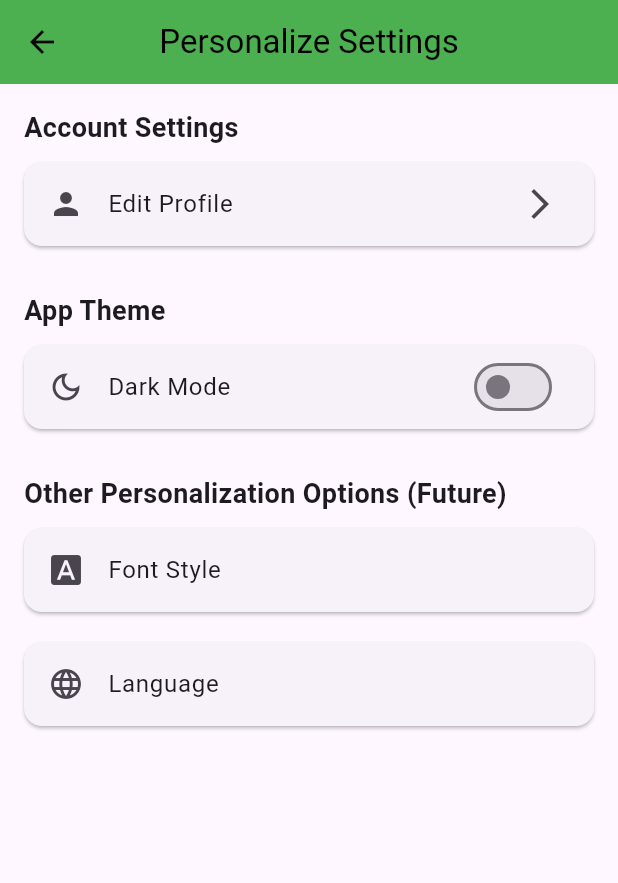
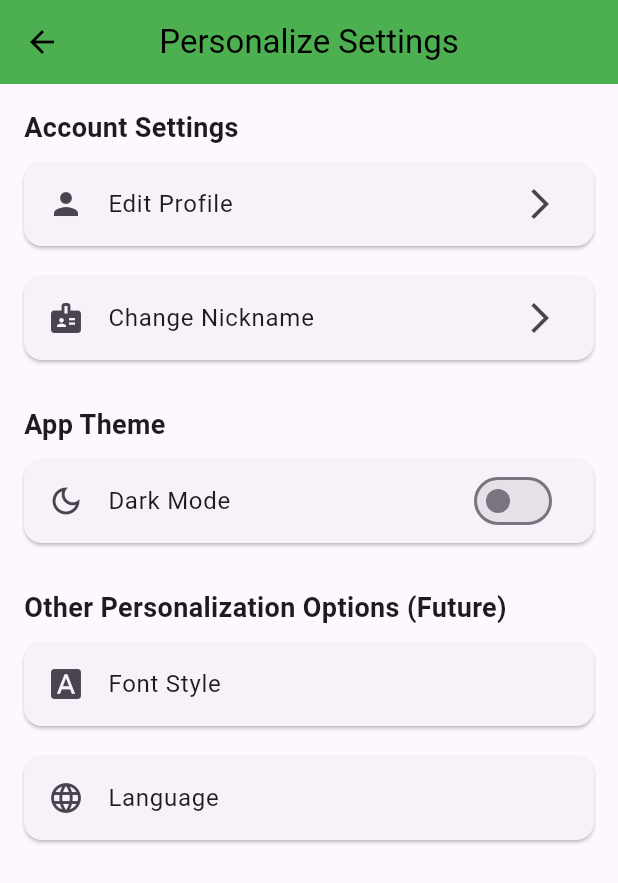
Before and after one commit to Kentdeniselim/CUPAPI-MUNYEYO-, a Flutter app: the screen it shows after launch, in the side drawer, after a tap on "Settings", on a phone screen of 412 x 824 dp. Shown: the top 883 px of the screen. Run offline on Flutter 3.47's test engine with Material 3 defaults, Android fonts, the phone set to English and light mode, and no system bars; our stand-ins replace country_picker, google_fonts, image_picker; network calls fail.

Commit message:
menambahkan fitur change nickname

```diff
--- /dev/null
+++ b/lib/josh/Provider/user_provider.dart
@@ -0,0 +1,12 @@
+import 'package:flutter/material.dart';
+
+class UserProvider with ChangeNotifier {
+  String _nickname = 'Cupapi Munyenyo';
+
+  String get nickname => _nickname;
+
+  void changeNickname(String newNickname) {
+    _nickname = newNickname;
+    notifyListeners();
+  }
+}
--- a/lib/josh/screen/Isi Drawer/personalize_settings.dart
+++ b/lib/josh/screen/Isi Drawer/personalize_settings.dart
@@ -1,4 +1,5 @@
 import 'package:flutter/material.dart';
+import 'package:praktek2/josh/screen/Isi%20Drawer/edit_nickname_page.dart';
 import 'package:praktek2/josh/screen/Isi%20Drawer/edit_profile_page.dart';
 import 'package:provider/provider.dart';
 import 'package:praktek2/josh/Provider/Theme.dart';
@@ -39,6 +40,21 @@ class PersonalizeSettings extends StatelessWidget {
                         context,
                         MaterialPageRoute(
                             builder: (context) => const EditProfilePage()),
+                      );
+                    },
+                  ),
+                ),
+                Card(
+                  margin: const EdgeInsets.symmetric(vertical: 10),
+                  child: ListTile(
+                    leading: const Icon(Icons.badge),
+                    title: const Text('Change Nickname'),
+                    trailing: const Icon(Icons.arrow_forward_ios),
+                    onTap: () {
+                      Navigator.push(
+                        context,
+                        MaterialPageRoute(
+                            builder: (context) => const ChangeNicknamePage()),
                       );
                     },
                   ),
--- a/lib/josh/screen/navigation.dart
+++ b/lib/josh/screen/navigation.dart
@@ -2,6 +2,7 @@ import 'package:flutter/material.dart';
 import 'package:praktek2/josh/Provider/Theme.dart';
 import 'package:praktek2/josh/Provider/time_provider.dart';
 import 'package:praktek2/josh/Provider/navpro.dart';
+import 'package:praktek2/josh/Provider/user_provider.dart'; // Import provider pengguna
 import 'package:praktek2/josh/screen/Isi%20Drawer/About_Us.dart';
 import 'package:praktek2/josh/screen/Home.dart';
 import 'package:praktek2/josh/screen/bookmarkpage.dart';
@@ -35,6 +36,8 @@ class MainNavigationpro extends StatelessWidget {
     final themeProvider = Provider.of<ThemePro>(context);
     final bookmarkProvider = Provider.of<BookmarkProvider>(context);
     final timeProvider = Provider.of<TimeProvider>(context);
+    final userProvider =
+        Provider.of<UserProvider>(context); // Panggil UserProvider
 
     return Scaffold(
       drawer: Drawer(
@@ -53,8 +56,8 @@ class MainNavigationpro extends StatelessWidget {
                     ),
                   ),
                   const SizedBox(height: 10),
-                  const Text(
-                    'Cupapi Munyenyo',
+                  Text(
+                    userProvider.nickname, // Gunakan nickname dari provider
                     style: TextStyle(color: Colors.white, fontSize: 18),
                   ),
                   const Text(
--- a/lib/main.dart
+++ b/lib/main.dart
@@ -3,6 +3,7 @@ import 'package:flutter/material.dart';
 import 'package:praktek2/josh/Provider/login%20provider/signin_provider.dart';
 import 'package:praktek2/josh/Provider/login%20provider/signup_provider.dart';
 import 'package:praktek2/josh/Provider/time_provider.dart';
+import 'package:praktek2/josh/Provider/user_provider.dart';
 import 'package:praktek2/josh/screen/login%20screen/login_screen.dart';
 import 'package:provider/provider.dart';
 import 'josh/Provider/Bookmarkpro.dart';
@@ -29,7 +30,8 @@ void main() {
         ChangeNotifierProvider(create: (_) => Navpro()),
         ChangeNotifierProvider(create: (_) => TimeProvider()),
         ChangeNotifierProvider(create: (_) => SigninProvider()),
-        ChangeNotifierProvider(create: (_) => SignUpProvider())
+        ChangeNotifierProvider(create: (_) => SignUpProvider()),
+        ChangeNotifierProvider(create: (_) => UserProvider()),
       ],
       child: const MyApp(),
     ),
```
Also changed, not shown: lib/josh/screen/Isi Drawer/edit_nickname_page.dart (added, +65 -0 lines).
